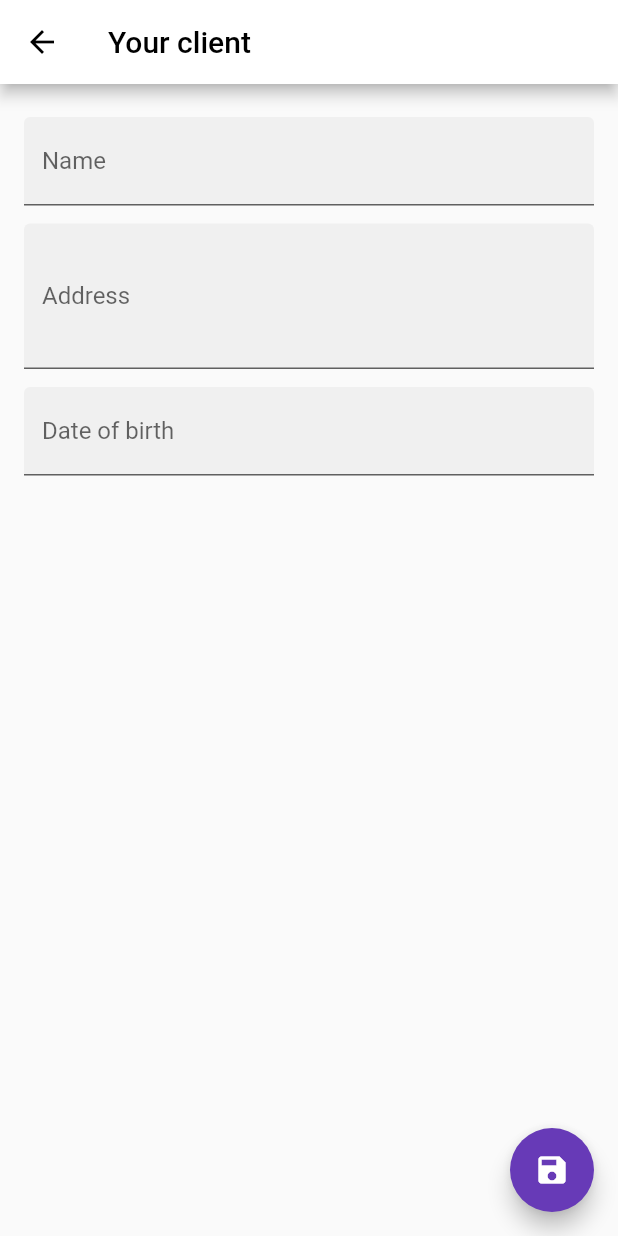
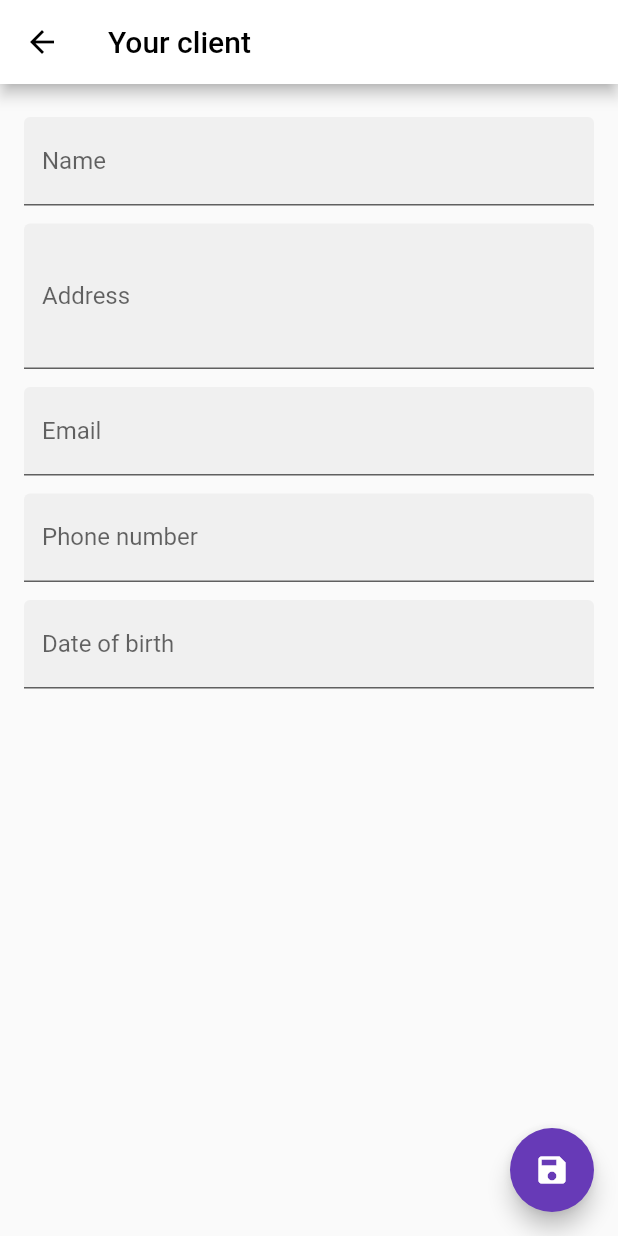
Before and after one commit to 0xHexE/dr-appointment-flutter, a Flutter app: the NewClient screen opened directly, on a phone screen of 412 x 824 dp. Run offline on Flutter 3.47's test engine with Material 2 defaults, Android fonts, the phone set to English and light mode, and no system bars; drawn by our look-alikes of datetime_picker_formfield; our stand-ins replace charts_flutter, firebase_auth, flutter_native_timezone, timezone; missing offline and left inert: http_interceptor; accounts and stored records are empty; network calls fail; statements that could not run were skipped.

Commit message:
Merge branch 'feat/new' of https://github.com/httpsOmkar/dr-animo-flutter into feat/new
# Conflicts:
#	lib/notification.dart

```diff
--- a/lib/pages/client_add.dart
+++ /dev/null
@@ -1,80 +0,0 @@
-import 'package:appointment_app/services/client_add_service.dart';
-import 'package:datetime_picker_formfield/datetime_picker_formfield.dart';
-import 'package:flutter/cupertino.dart';
-import 'package:flutter/material.dart';
-import 'package:intl/intl.dart';
-
-class NewClient extends StatefulWidget {
-  @override
-  _NewClientState createState() => _NewClientState();
-}
-
-class _NewClientState extends State<NewClient> {
-  final format = DateFormat("yyyy-MM-dd HH:mm");
-
-  @override
-  Widget build(BuildContext context) {
-    return Scaffold(
-      appBar: AppBar(
-        title: Text(
-          'Your client',
-          style: TextStyle(color: Colors.black),
-        ),
-        backgroundColor: Colors.white,
-        leading: IconButton(
-          color: Colors.black,
-          icon: Icon(Icons.arrow_back),
-          onPressed: () {
-            Navigator.of(context).pop();
-          },
-        ),
-      ),
-      body: ListView(
-        padding: EdgeInsets.all(16.0),
-        children: <Widget>[
-          TextField(
-            decoration: InputDecoration(
-              filled: true,
-              labelText: 'Name',
-            ),
-          ),
-          TextField(
-            decoration: InputDecoration(
-              filled: true,
-              labelText: 'Address',
-            ),
-            maxLines: 3,
-            minLines: 3,
-          ),
-          DateTimeField(
-            decoration: InputDecoration(
-              filled: true,
-              labelText: 'Date of birth',
-            ),
-            format: format,
-            onShowPicker: (context, currentValue) {
-              return showDatePicker(
-                context: context,
-                firstDate: DateTime(1900),
-                initialDate: currentValue ?? DateTime.now(),
-                lastDate: DateTime(2100),
-              );
-            },
-          ),
-        ].map((res) {
-          return Padding(
-            child: res,
-            padding: EdgeInsets.fromLTRB(0, 6.0, 0.0, 6.0),
-          );
-        }).toList(),
-      ),
-      floatingActionButton: FloatingActionButton(
-        onPressed: () {
-          var res = addClient('test', 'test', 'test');
-        },
-        isExtended: true,
-        child: Icon(Icons.save),
-      ),
-    );
-  }
-}
--- a/lib/pages/new_appointment.dart
+++ b/lib/pages/new_appointment.dart
@@ -24,7 +24,9 @@ class _NewAppointmentState extends State<NewAppointment> {
         leading: IconButton(
           color: Colors.black,
           icon: Icon(Icons.arrow_back),
-          onPressed: () {},
+          onPressed: () {
+            Navigator.of(context).pop();
+          },
         ),
         backgroundColor: Colors.white,
       ),
--- a/lib/pages/new_client.dart
+++ b/lib/pages/new_client.dart
@@ -1,3 +1,7 @@
+import 'dart:convert';
+
+import 'package:appointment_app/pages/client_info.dart';
+import 'package:appointment_app/utils/http_client.dart';
 import 'package:datetime_picker_formfield/datetime_picker_formfield.dart';
 import 'package:flutter/cupertino.dart';
 import 'package:flutter/material.dart';
@@ -9,11 +13,66 @@ class NewClient extends StatefulWidget {
 }
 
 class _NewClientState extends State<NewClient> {
-  final format = DateFormat("yyyy-MM-dd HH:mm");
+  final format = DateFormat("dd-MM-yyyy");
+  final _form = GlobalKey<FormState>();
+  final _scaffold = GlobalKey<ScaffoldState>();
+
+  final _nameController = TextEditingController();
+  final _addressController = TextEditingController();
+  final _emailController = TextEditingController();
+  final _phoneNumberController = TextEditingController();
+  final _dateOfBirthController = TextEditingController();
+
+  var isLoading = false;
+
+  void handleSave(BuildContext context) async {
+    final data = _scaffold.currentState.showSnackBar(SnackBar(
+      content: Text('Creating...'),
+    ));
+
+    final response = await HttpClient.of(context).client.post("/clients/create",
+        body: json.encode({
+          "name": _nameController.text,
+          "address": _addressController.text,
+          "email": _emailController.text,
+          "phoneNumber": _emailController.text,
+          "dateOfBirth": _dateOfBirthController.text,
+        }));
+
+    data.close();
+
+    final decodedBody = json.decode(response.body);
+
+    if (response.statusCode != 201) {
+      _scaffold.currentState.showSnackBar(SnackBar(
+        content: Text(decodedBody['error']),
+      ));
+      return;
+    }
+
+    Navigator.of(context).push(
+      MaterialPageRoute(
+        builder: (BuildContext context) => ClientInfo(
+          clientId: decodedBody['id'],
+        ),
+      ),
+    );
+  }
+
+  @override
+  void dispose() {
+    _nameController.dispose();
+    _addressController.dispose();
+    _emailController.dispose();
+    _phoneNumberController.dispose();
+    _dateOfBirthController.dispose();
+    super.dispose();
+  }
 
   @override
   Widget build(BuildContext context) {
     return Scaffold(
+      key: _scaffold,
       appBar: AppBar(
         title: Text(
           'Your client',
@@ -28,29 +87,59 @@ class _NewClientState extends State<NewClient> {
           },
         ),
       ),
-      body: ListView(
+      body: Form(
+        key: _form,
+        child: ListView(
           padding: EdgeInsets.all(16.0),
           children: <Widget>[
-          TextField(
+            TextFormField(
+              controller: _nameController,
               decoration: InputDecoration(
                 filled: true,
                 labelText: 'Name',
+                hintText: 'Name',
               ),
+              enabled: !isLoading,
             ),
-          TextField(
+            TextFormField(
+              controller: _addressController,
               decoration: InputDecoration(
                 filled: true,
                 labelText: 'Address',
+                hintText: 'Address',
               ),
               maxLines: 3,
               minLines: 3,
+              enabled: !isLoading,
+            ),
+            TextFormField(
+              controller: _emailController,
+              decoration: InputDecoration(
+                filled: true,
+                labelText: 'Email',
+                hintText: 'Email',
+              ),
+              keyboardType: TextInputType.emailAddress,
+              enabled: !isLoading,
+            ),
+            TextFormField(
+              controller: _phoneNumberController,
+              decoration: InputDecoration(
+                  filled: true,
+                  labelText: 'Phone number',
+                  hintText: 'Phone number'),
+              keyboardType: TextInputType.phone,
+              enabled: !isLoading,
             ),
             DateTimeField(
+              controller: _dateOfBirthController,
               decoration: InputDecoration(
                 filled: true,
                 labelText: 'Date of birth',
+                hintText: 'Date of birth',
               ),
               format: format,
+              enabled: !isLoading,
               onShowPicker: (context, currentValue) {
                 return showDatePicker(
                   context: context,
@@ -67,8 +156,9 @@ class _NewClientState extends State<NewClient> {
             );
           }).toList(),
         ),
+      ),
       floatingActionButton: FloatingActionButton(
-        onPressed: () {},
+        onPressed: () => handleSave(context),
         isExtended: true,
         child: Icon(Icons.save),
       ),
--- a/lib/utils/http_client.dart
+++ b/lib/utils/http_client.dart
@@ -4,6 +4,8 @@ import 'package:firebase_auth/firebase_auth.dart';
 import 'package:flutter/material.dart';
 import 'package:http/http.dart';
 import 'package:http_interceptor/http_interceptor.dart';
+
+final String apiEndpoint = "http://10.0.2.2:3000/data/v1";
 
 class HttpClient extends InheritedWidget {
   HttpClient({Key key, Widget child, this.firebaseAuth})
@@ -32,6 +34,9 @@ class HttpClient extends InheritedWidget {
   bool updateShouldNotify(InheritedWidget oldWidget) {
     return true;
   }
+
+  static HttpClient of(BuildContext context) =>
+      context.inheritFromWidgetOfExactType(HttpClient);
 }
 
 class LoginInterceptor implements InterceptorContract {
@@ -59,9 +64,11 @@ class LoginInterceptor implements InterceptorContract {
 
   @override
   Future<RequestData> interceptRequest({RequestData data}) async {
-    if (currentToken == null) {
+    data.url = '$apiEndpoint${data.url}';
+    if (currentToken != null) {
       data.headers['Authorization'] = 'Bearer $currentToken';
     }
+    data.headers['Content-Type'] = 'application/json';
 
     return data;
   }
--- a/pubspec.yaml
+++ b/pubspec.yaml
@@ -33,6 +33,7 @@ dependencies:
   firebase_analytics: ^5.0.2
   http_interceptor: ^0.1.1
   shared_preferences: ^0.5.3+4
+  flutter_redux: ^0.5.3
 
 dev_dependencies:
   flutter_test:
```
Also changed, not shown: lib/main.dart (+7 -8 lines), lib/model/client_list_model.dart (+56 -13 lines), lib/pages/client_info.dart (added, +21 -0 lines), lib/pages/client_list.dart (+31 -10 lines), lib/pages/dashboard.dart (+7 -1 lines), lib/services/client_list_service.dart (+3 -6 lines), pubspec.lock. Lines whose indentation alone changed are shown as unchanged.
